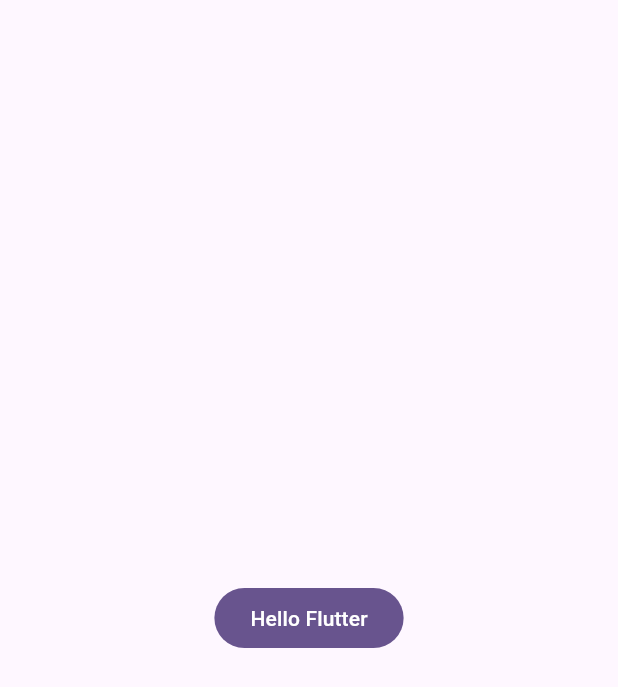
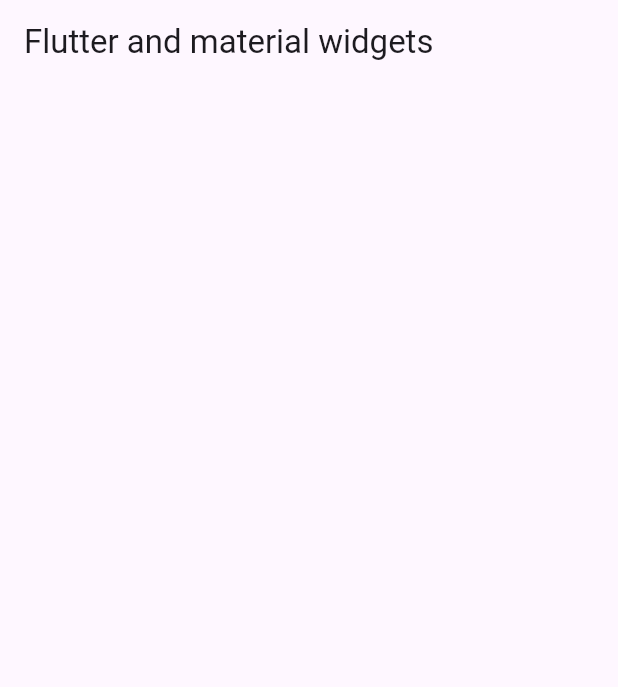
Before and after one commit to specktro/Flutter-WidgetsSampleApp, a Flutter app: the screen it shows after launch, on a phone screen of 412 x 824 dp. Shown: the top 687 px of the screen. Run offline on Flutter 3.47's test engine with Material 3 defaults, Android fonts, the phone set to English and light mode, and no system bars.

Commit message:
feat: Implement basic HomeScreen and navigation menu
This commit introduces a `HomeScreen` widget and defines a list of menu items.

- The `HomeScreen` is a `StatelessWidget` that displays an `AppBar` with the title "Flutter and material widgets".
- The `main.dart` now uses `HomeScreen` as the `home` widget for the `MaterialApp`.
- A new file `lib/config/menu/menu_items.dart` is created, defining the `MenuItem` class and a list of `appMenuItems`. Each `MenuItem` has a title, subtitle, link, and icon.
- The `AppTheme` now includes a default `AppBarTheme` to ensure titles are not centered.

```diff
--- a/lib/config/app_theme.dart
+++ b/lib/config/app_theme.dart
@@ -21,6 +21,7 @@ class AppTheme {
       assert(selectedColor < colorList.length, 'selectedColor must be greater or equal than ${colorList.length - 1}');
 
   ThemeData getTheme() => ThemeData(
-    colorSchemeSeed: colorList[selectedColor]
+    colorSchemeSeed: colorList[selectedColor],
+    appBarTheme: AppBarTheme(centerTitle: false)
   );
 }
--- a/lib/main.dart
+++ b/lib/main.dart
@@ -1,5 +1,6 @@
 import 'package:flutter/material.dart';
 import 'package:widgets_app/config/app_theme.dart';
+import 'package:widgets_app/presentation/views/home_screen.dart';
 
 void main() {
   runApp(const MainApp());
@@ -13,14 +14,7 @@ class MainApp extends StatelessWidget {
     return MaterialApp(
       debugShowCheckedModeBanner: false,
       theme: AppTheme(selectedColor: 5).getTheme(),
-      home: Scaffold(
-        body: Center(
-          child: FilledButton(
-            onPressed: () {},
-            child: Text('Hello Flutter')
-          )
-        )
-      )
+      home: const HomeScreen()
     );
   }
 }
--- /dev/null
+++ b/lib/presentation/views/home_screen.dart
@@ -0,0 +1,14 @@
+import 'package:flutter/material.dart';
+
+class HomeScreen extends StatelessWidget {
+  const HomeScreen({super.key});
+
+  @override
+  Widget build(BuildContext context) {
+    return Scaffold(
+      appBar: AppBar(
+        title: const Text('Flutter and material widgets')
+      )
+    );
+  }
+}
```
Also changed, not shown: lib/config/menu/menu_items.dart (added, +30 -0 lines).
